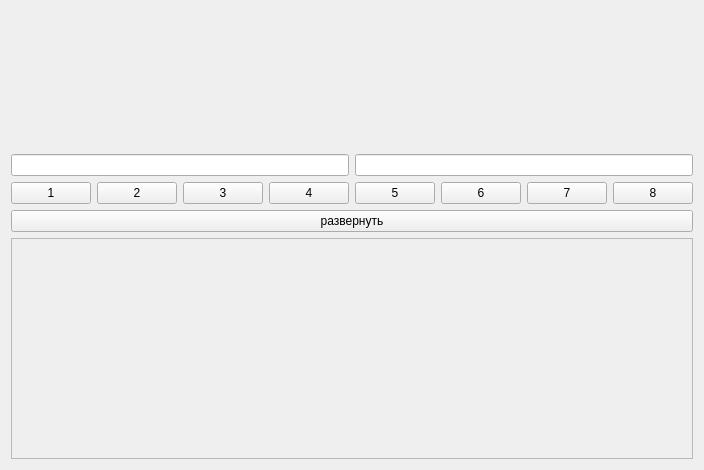
Before: the Qt Designer form src/gui/block.ui in Anatolichka2202/KPA_COMPLEX, drawn with Qt 5.
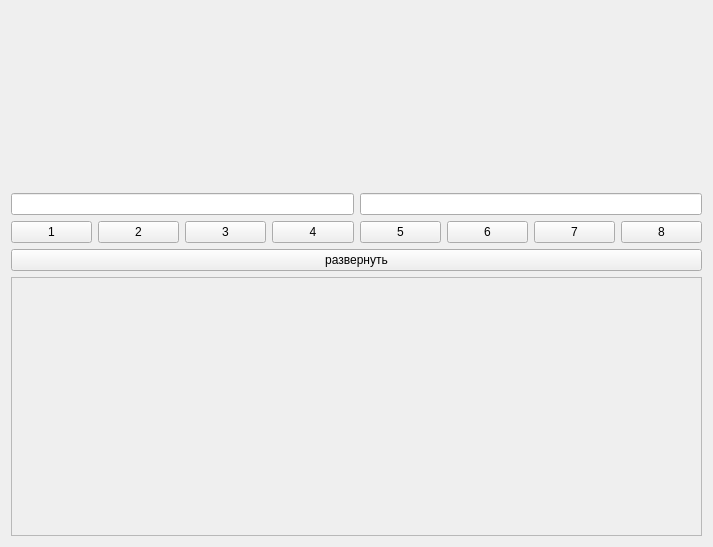
After: the same form once the commit is applied. Custom widgets are drawn as their Qt base class.

```diff
--- a/src/gui/block.ui
+++ b/src/gui/block.ui
@@ -6,8 +6,8 @@
    <rect>
     <x>0</x>
     <y>0</y>
-    <width>664</width>
-    <height>470</height>
+    <width>713</width>
+    <height>547</height>
    </rect>
   </property>
   <property name="windowTitle">
```
Left out of the diff: 6 changed lines with no effect on the pictures.
